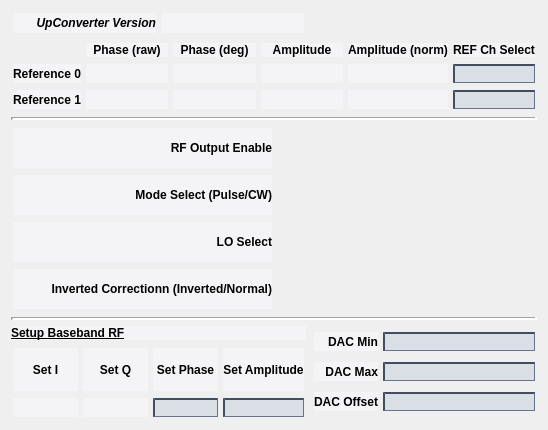
First picture: the form in new_look/rf_dac_out.ui, repository cristinasewell/ATCA_PyDM_Screens, before the edit.
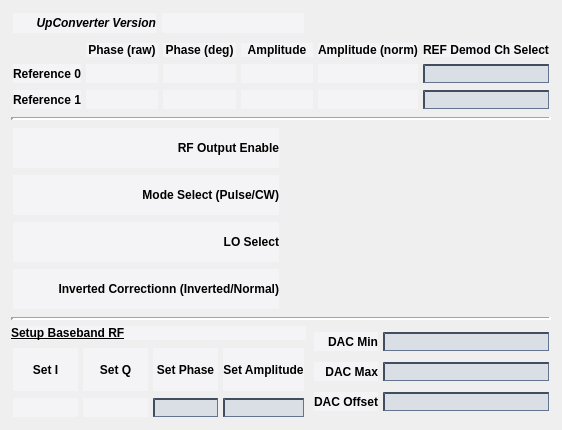
Second picture: the form after the edit. Custom widgets are drawn as their Qt base class.

Commit message: ENH: added the Demod label for References on dac-out and pll

The edit to the form file:
```diff
--- a/new_look/rf_dac_out.ui
+++ b/new_look/rf_dac_out.ui
@@ -6,7 +6,7 @@
    <rect>
     <x>0</x>
     <y>0</y>
-    <width>548</width>
+    <width>562</width>
     <height>430</height>
    </rect>
   </property>
@@ -582,7 +582,7 @@
         </font>
        </property>
        <property name="text">
-        <string>REF Ch Select</string>
+        <string>REF Demod Ch Select</string>
        </property>
        <property name="alignment">
         <set>Qt::AlignCenter</set>
```
The commit also changes 1 other file.
